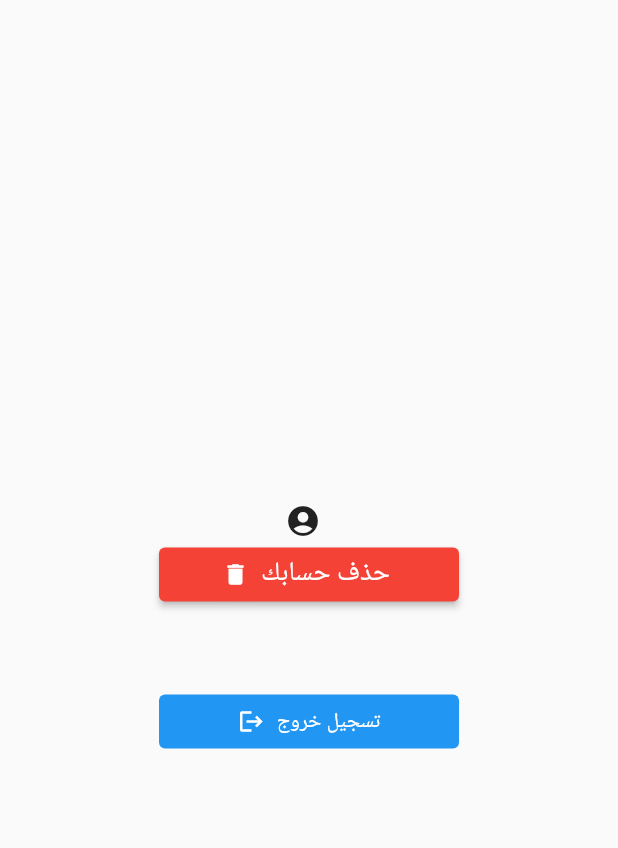
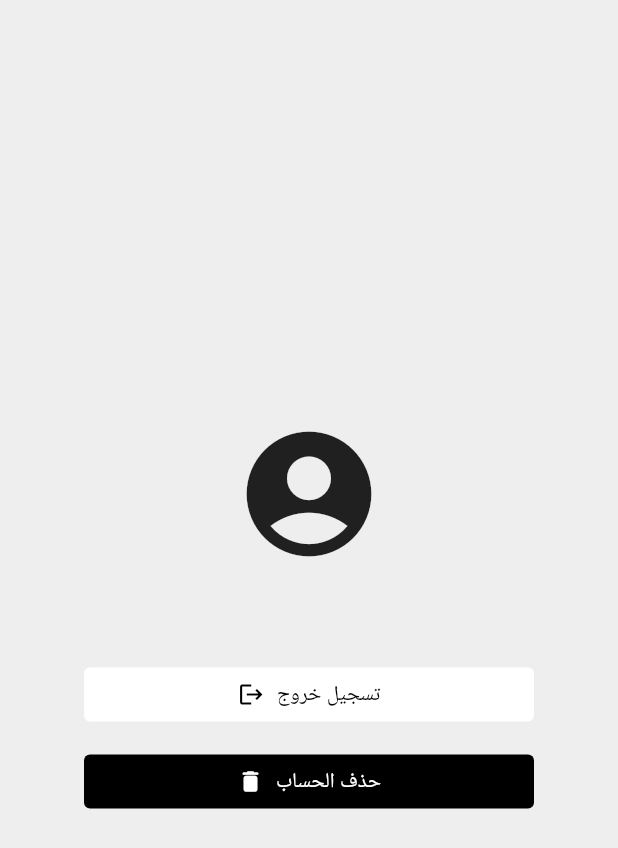
Before and after one commit to nongtr/Lyland, a Flutter app: the CSout screen opened directly, on a phone screen of 412 x 824 dp. Shown: the top 848 px of the screen. Run offline on Flutter 3.47's test engine with Material 2 defaults, Android fonts, the phone set to English and light mode, and no system bars; our stand-ins replace cloud_firestore, firebase_auth, firebase_core, firebase_storage, image_picker, table_calendar; accounts and stored records are empty.

Commit message:
another some fixes

```diff
--- a/lib/Screens/CS/Customer_screenBar.dart
+++ b/lib/Screens/CS/Customer_screenBar.dart
@@ -30,7 +30,7 @@ class _Customer_ScreenState extends State<Customer_Screen> {
             BottomNavigationBarItem(
                 icon: Icon(Icons.event_note_rounded), label: 'الحجوزات'),
             BottomNavigationBarItem(
-                icon: Icon(Icons.exit_to_app), label: 'خروج')
+                icon: Icon(Icons.account_box), label: 'الحساب')
           ],
           onTap: (index) {
             setState(() {
--- a/lib/Screens/CS/Customer_signOut.dart
+++ b/lib/Screens/CS/Customer_signOut.dart
@@ -13,21 +13,22 @@ class _CSoutState extends State<CSout> {
   final user = FirebaseAuth.instance.currentUser as User?;
   String? userName;
 
-
   Future<void> deleteAccount() async {
     try {
       // Delete user document from Firestore
-      await FirebaseFirestore.instance.collection('users').doc(user?.uid).delete();
+      await FirebaseFirestore.instance
+          .collection('users')
+          .doc(user?.uid)
+          .delete();
 
       // Delete user from Firebase Authentication
       await user?.delete();
 
       // Navigate back to the login screen
-      Navigator.pushNamed(context,'/');
+      Navigator.pushNamed(context, '/');
       ScaffoldMessenger.of(context).showSnackBar(
         SnackBar(
           content: Text('تم حذف حسابك بنجاح'),
-
         ),
       );
     } catch (e) {
@@ -37,7 +38,6 @@ class _CSoutState extends State<CSout> {
 
   @override
   Widget build(BuildContext context) {
-
     Future<void> getCurrentUserName() async {
       final docSnapshot = await FirebaseFirestore.instance
           .collection('users')
@@ -53,45 +53,25 @@ class _CSoutState extends State<CSout> {
     getCurrentUserName();
 
     return Scaffold(
+      backgroundColor: Colors.grey[200],
       body: Center(
         child: Column(
           mainAxisAlignment: MainAxisAlignment.center,
           children: [
-          Container(
-          alignment: Alignment.center,
-          padding: EdgeInsets.only(top: 16),
-          child: Row(
-            mainAxisAlignment: MainAxisAlignment.center,
-            children: [
-              Icon(Icons.account_circle),
-              SizedBox(width: 8),
-              Text(
-                userName ?? '',
-                style: TextStyle(fontSize: 18),
-              ),
-            ],
-          ),
-        ),
+            Icon(
+              Icons.account_circle,
+              size: 100,
+            ),
+            SizedBox(
+              height: 4,
+            ),
+            Text(
+              userName ?? '',
+              style: TextStyle(fontSize: 22, fontWeight: FontWeight.bold),
+            ),
+            SizedBox(height: 30),
             Container(
-              width: 200, // Adjust the width as needed
-              child: ElevatedButton.icon(
-                onPressed: deleteAccount,
-                style: ElevatedButton.styleFrom(
-                  backgroundColor: Colors.red,
-                ),
-                icon: Icon(
-                  Icons.delete,
-                  size: 18,
-                ),
-                label: Text(
-                  'حذف حسابك',
-                  style: TextStyle(fontSize: 18),
-                ),
-              ),
-            ),
-            SizedBox(height: 50),
-            Container(
-              width: 200, // Adjust the width as needed
+              width: 300, // Adjust the width as needed
               child: TextButton.icon(
                 onPressed: () {
                   setState(() {
@@ -100,8 +80,10 @@ class _CSoutState extends State<CSout> {
                   });
                 },
                 style: ButtonStyle(
-                  foregroundColor: MaterialStateProperty.all<Color>(Colors.white),
-                  backgroundColor: MaterialStateProperty.all<Color>(Colors.blue),
+                  foregroundColor:
+                      MaterialStateProperty.all<Color>(Colors.black),
+                  backgroundColor:
+                      MaterialStateProperty.all<Color>(Colors.white),
                 ),
                 icon: Icon(
                   Icons.logout,
@@ -110,10 +92,29 @@ class _CSoutState extends State<CSout> {
                 label: Text('تسجيل خروج'),
               ),
             ),
+            SizedBox(
+              height: 10,
+            ),
+            Container(
+              width: 300, // Adjust the width as needed
+              child: TextButton.icon(
+                onPressed: deleteAccount,
+                style: ButtonStyle(
+                  foregroundColor:
+                      MaterialStateProperty.all<Color>(Colors.white),
+                  backgroundColor:
+                      MaterialStateProperty.all<Color>(Colors.black),
+                ),
+                icon: Icon(
+                  Icons.delete_rounded,
+                  size: 18,
+                ),
+                label: Text('حذف الحساب'),
+              ),
+            ),
           ],
         ),
       ),
     );
-
   }
 }
--- a/lib/Screens/PO/Owner_screenBar.dart
+++ b/lib/Screens/PO/Owner_screenBar.dart
@@ -92,7 +92,7 @@ class _ProOwnerScState extends State<ProOwnerSc> {
               BottomNavigationBarItem(
                   icon: Icon(Icons.event_note_rounded), label: 'الحجوزات'),
               BottomNavigationBarItem(
-                  icon: Icon(Icons.exit_to_app), label: 'خروج')
+                  icon: Icon(Icons.account_box), label: 'الحساب')
             ],
             onTap: (index) {
               setState(() {
```
Also changed, not shown: lib/Screens/CS/Property_itemDetails.dart (+13 -22 lines), lib/Screens/CS/orderDetails.dart (+9 -10 lines), lib/Screens/PO/Owner_mainScreen.dart (+12 -15 lines), lib/Screens/PO/add_probertyContainers.dart (+6 -3 lines), lib/Screens/PO/add_proberty_screen.dart (+16 -8 lines), lib/Screens/PO/editProperty.dart (+11 -5 lines), images/121422c.png, images/30810_0755 copy.png (deleted), images/7551 c.png (deleted), images/FWSaR5ZWAAAmm3N.jpeg (deleted), images/Screenscopy.png (deleted), images/WWE.png (deleted), images/background.png (deleted), images/background_image.jpg (deleted), 1 more files.
